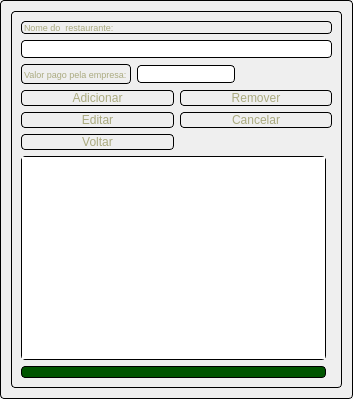
Old version of the form ui/restaurante.ui in the repository tiagopascal/Almoco.
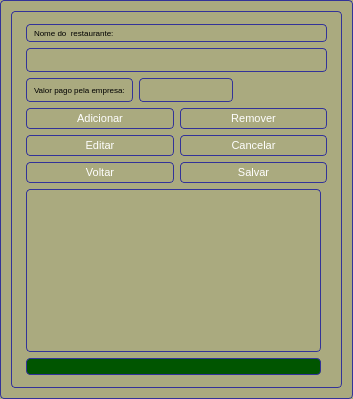
New version of the form. Icons and pictures are not drawn.

Commit message: Alterado layout da tela de almoço, e colocado botão salvar.

```diff
--- a/ui/restaurante.ui
+++ b/ui/restaurante.ui
@@ -14,19 +14,25 @@
    <string>Dialog</string>
   </property>
   <property name="styleSheet">
-   <string notr="true">background-image: url(:/imagens/imagens/madeira1.png);
-color: rgb(170, 170, 127);
+   <string notr="true">font-size: 6pt;
+background-color: rgb(170, 170, 127);
 
 border: 1px solid black; 
 border-style: solid;
-border-radius: 4px; font-size: 7pt;</string>
+border-radius: 4px; 
+border-width: 1px;
+border-color: #339;
+
+padding: 3px;
+padding-left: 5px;
+padding-right: 5px;</string>
   </property>
   <layout class="QGridLayout" name="gridLayout_3">
    <item row="0" column="0">
     <widget class="QFrame" name="frame">
      <property name="font">
       <font>
-       <pointsize>7</pointsize>
+       <pointsize>6</pointsize>
       </font>
      </property>
      <property name="frameShape">
@@ -42,7 +48,7 @@
          <widget class="QLabel" name="label">
           <property name="font">
            <font>
-            <pointsize>7</pointsize>
+            <pointsize>6</pointsize>
            </font>
           </property>
           <property name="text">
@@ -54,7 +60,7 @@
          <widget class="QLineEdit" name="lineEdit_restaurante">
           <property name="font">
            <font>
-            <pointsize>7</pointsize>
+            <pointsize>6</pointsize>
            </font>
           </property>
           <property name="inputMethodHints">
@@ -70,7 +76,7 @@
          <widget class="QLabel" name="label_2">
           <property name="font">
            <font>
-            <pointsize>7</pointsize>
+            <pointsize>6</pointsize>
            </font>
           </property>
           <property name="text">
@@ -82,7 +88,7 @@
          <widget class="QLineEdit" name="lineEdit_valor">
           <property name="font">
            <font>
-            <pointsize>7</pointsize>
+            <pointsize>6</pointsize>
            </font>
           </property>
           <property name="inputMethodHints">
@@ -114,11 +120,12 @@
          <widget class="QPushButton" name="pushButton_adicionar">
           <property name="font">
            <font>
-            <pointsize>9</pointsize>
+            <pointsize>8</pointsize>
            </font>
           </property>
           <property name="styleSheet">
-           <string notr="true">font-size: 9pt;</string>
+           <string notr="true">font-size: 8pt;
+color: rgb(255, 255, 255);</string>
           </property>
           <property name="text">
            <string>Adicionar</string>
@@ -129,11 +136,12 @@
          <widget class="QPushButton" name="pushButton_remover">
           <property name="font">
            <font>
-            <pointsize>9</pointsize>
+            <pointsize>8</pointsize>
            </font>
           </property>
           <property name="styleSheet">
-           <string notr="true">font-size: 9pt;</string>
+           <string notr="true">font-size: 8pt;
+color: rgb(255, 255, 255);</string>
           </property>
           <property name="text">
            <string>Remover</string>
@@ -144,11 +152,12 @@
          <widget class="QPushButton" name="pushButton_editar">
           <property name="font">
            <font>
-            <pointsize>9</pointsize>
+            <pointsize>8</pointsize>
            </font>
           </property>
           <property name="styleSheet">
-           <string notr="true">font-size: 9pt;</string>
+           <string notr="true">font-size: 8pt;
+color: rgb(255, 255, 255);</string>
           </property>
           <property name="text">
            <string>Editar</string>
@@ -159,11 +168,12 @@
          <widget class="QPushButton" name="pushButton_cancelar">
           <property name="font">
            <font>
-            <pointsize>9</pointsize>
+            <pointsize>8</pointsize>
            </font>
           </property>
           <property name="styleSheet">
-           <string notr="true">font-size: 9pt;</string>
+           <string notr="true">font-size: 8pt;
+color: rgb(255, 255, 255);</string>
           </property>
           <property name="text">
            <string>Cancelar</string>
@@ -174,33 +184,53 @@
          <widget class="QPushButton" name="pushButton_Voltar">
           <property name="font">
            <font>
-            <pointsize>9</pointsize>
+            <pointsize>8</pointsize>
            </font>
           </property>
           <property name="styleSheet">
-           <string notr="true">font-size: 9pt;</string>
+           <string notr="true">font-size: 8pt;
+color: rgb(255, 255, 255);</string>
           </property>
           <property name="text">
            <string>Voltar</string>
           </property>
          </widget>
         </item>
+        <item row="2" column="1">
+         <widget class="QPushButton" name="pushButton_salvar">
+          <property name="styleSheet">
+           <string notr="true">font-size: 8pt;
+color: rgb(255, 255, 255);</string>
+          </property>
+          <property name="text">
+           <string>Salvar</string>
+          </property>
+         </widget>
+        </item>
        </layout>
       </item>
       <item row="3" column="0">
        <widget class="QListWidget" name="listWidget_lista">
         <property name="font">
          <font>
-          <pointsize>7</pointsize>
+          <pointsize>6</pointsize>
          </font>
         </property>
+        <property name="styleSheet">
+         <string notr="true">QScrollBar:vertical {
+      width: 40px;
+  }</string>
+        </property>
+        <property name="alternatingRowColors">
+         <bool>true</bool>
+        </property>
        </widget>
       </item>
       <item row="4" column="0">
        <widget class="QLabel" name="label_8">
         <property name="font">
          <font>
-          <pointsize>7</pointsize>
+          <pointsize>6</pointsize>
          </font>
         </property>
         <property name="styleSheet">
```
The commit also changes 13 other files.
